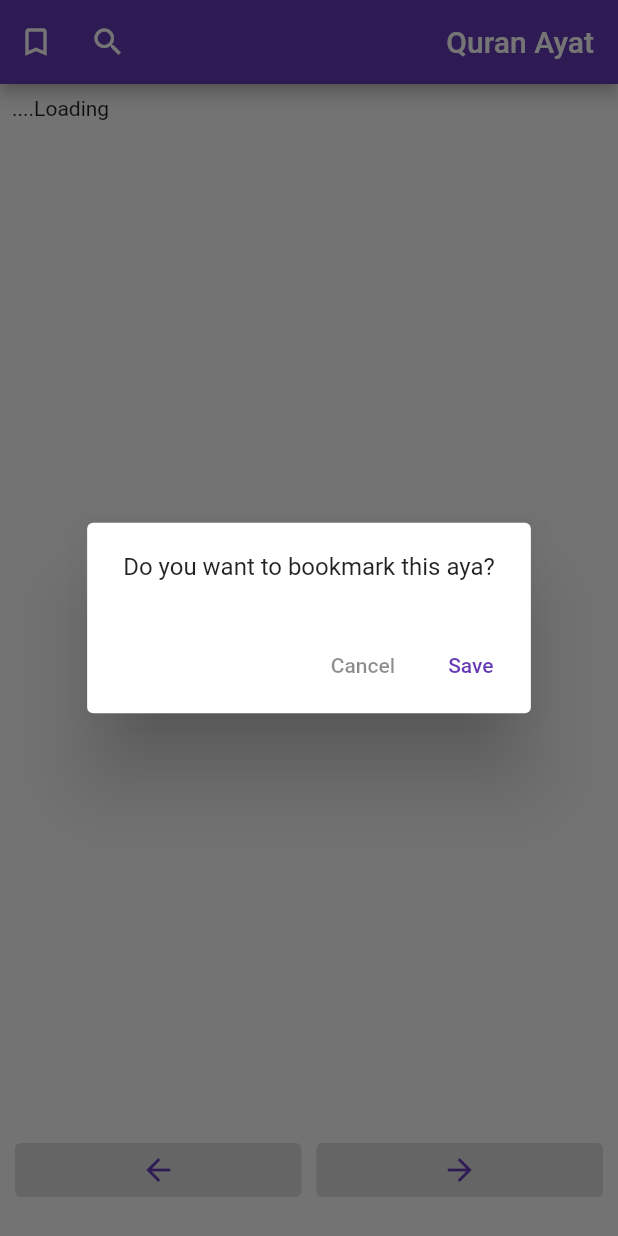
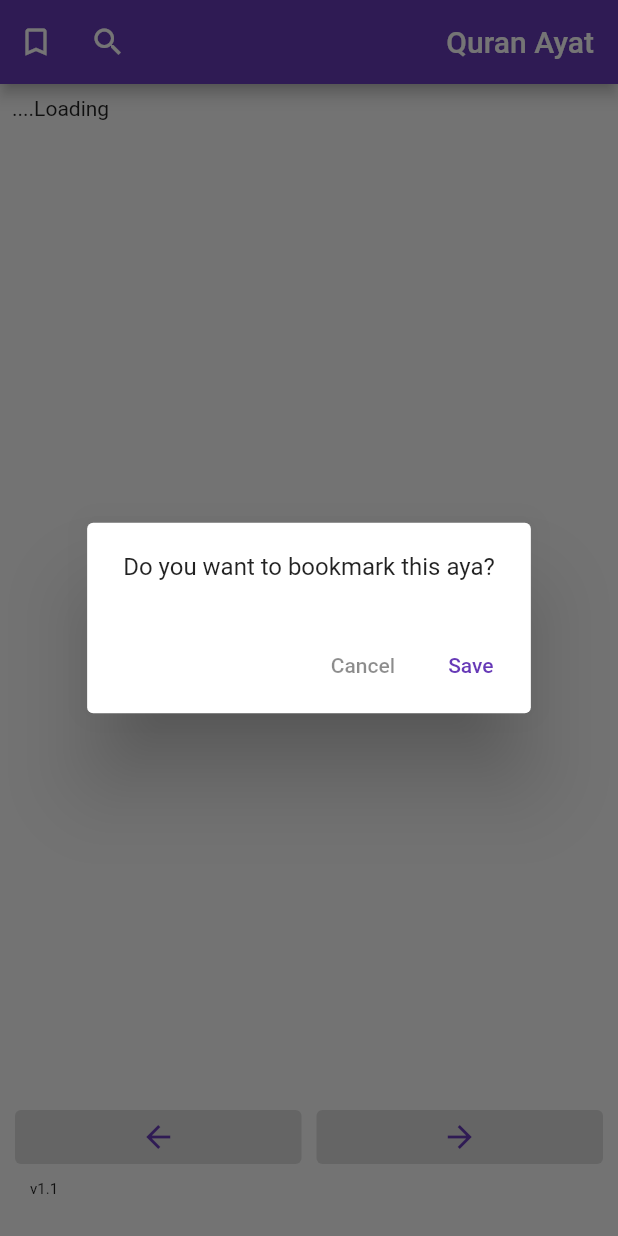
Before and after one commit to hashirabdulbasheer/quran_ayat_app_flutter, a Flutter app: the screen it shows after launch, after a tap on the "bookmark outline" icon, on a phone screen of 412 x 824 dp. Run offline on Flutter 3.47's test engine with Material 2 defaults, Android fonts, the phone set to English and light mode, and no system bars; our stand-ins replace dropdown_search, shared_preferences, speech_to_text; missing offline and left inert: noble_quran, string_similarity.

Commit message:
config: display current app version in ayat screen

```diff
--- a/lib/main.dart
+++ b/lib/main.dart
@@ -4,6 +4,9 @@ import 'package:noble_quran/noble_quran.dart';
 
 import 'quran_ayat_screen.dart';
 import 'utils/search_utils.dart';
+
+// TODO: Update before release
+const String appVersion = "v1.1";
 
 void main() {
   runApp(const MyApp());
--- a/lib/quran_ayat_screen.dart
+++ b/lib/quran_ayat_screen.dart
@@ -7,6 +7,7 @@ import 'package:noble_quran/noble_quran.dart';
 import 'package:quran_ayat/utils/prefs_utils.dart';
 import 'package:quran_ayat/utils/utils.dart';
 
+import 'main.dart';
 import 'quran_search_screen.dart';
 
 class QuranAyatScreen extends StatefulWidget {
@@ -41,7 +42,10 @@ class QuranAyatScreenState extends State<QuranAyatScreen> {
       child: Scaffold(
         bottomSheet: Padding(
           padding: const EdgeInsets.fromLTRB(10, 10, 10, 20),
-          child: Row(
+          child: Column(
+            mainAxisSize: MainAxisSize.min,
+            children: [
+              Row(
                 children: [
                   Expanded(
                     child: ElevatedButton(
@@ -85,6 +89,17 @@ class QuranAyatScreenState extends State<QuranAyatScreen> {
                         },
                         child: const Icon(Icons.arrow_forward, color: Colors.deepPurple)),
                   ),
+                ],
+              ),
+              Row(
+                mainAxisAlignment: MainAxisAlignment.end,
+                children: const [
+                  Padding(
+                    padding: EdgeInsets.fromLTRB(10, 5, 10, 5),
+                    child: Text(appVersion, style: TextStyle(fontSize: 10),),
+                  ),
+                ],
+              )
             ],
           ),
         ),
```
Lines whose indentation alone changed are shown as unchanged.
